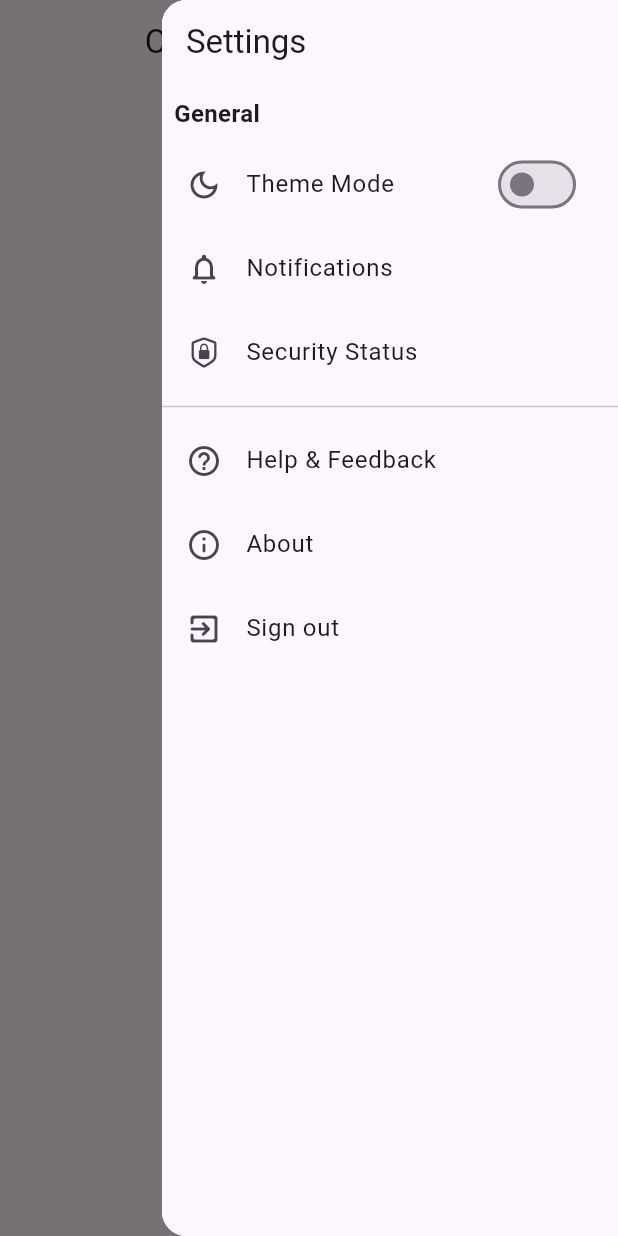
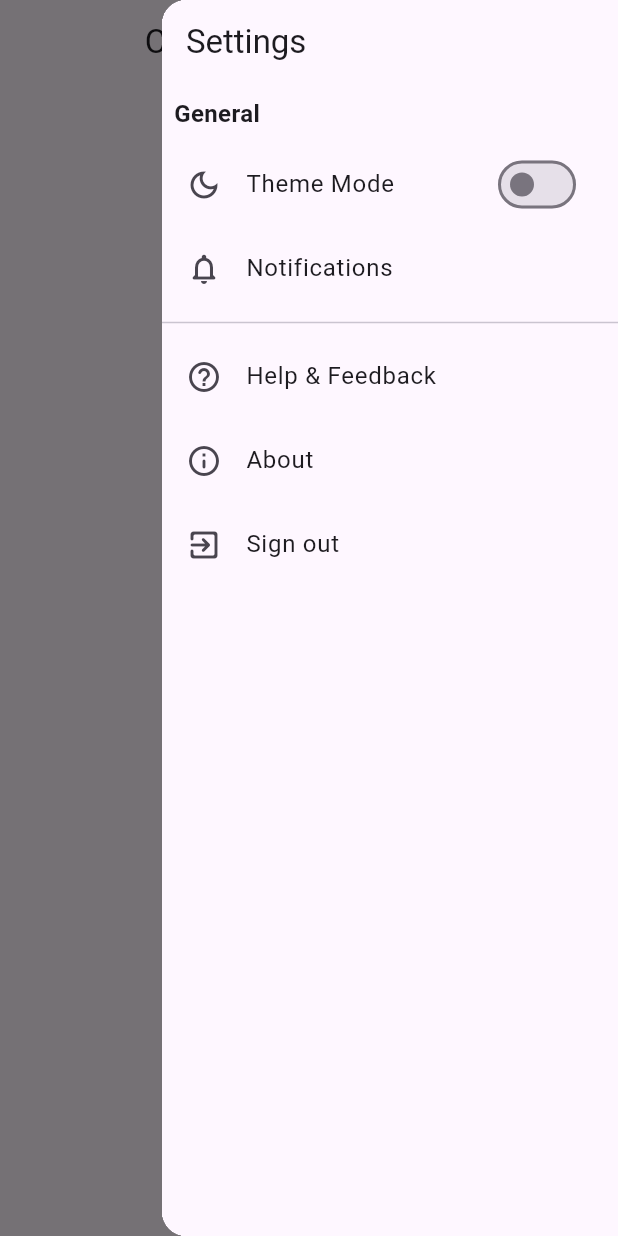
Before and after one commit to ErrorUnknown55/caribbean_food_group_game, a Flutter app: the screen it shows after launch, after a tap on the "menu" icon, on a phone screen of 412 x 824 dp. Run offline on Flutter 3.47's test engine with Material 3 defaults, Android fonts, the phone set to English and light mode, and no system bars.

Commit message:
Set up different files

```diff
--- a/lib/scr/app.dart
+++ b/lib/app.dart
@@ -21,7 +21,7 @@ class MyApp extends StatelessWidget {
                 case HomePage.routeName:
                   return const HomePage();
                 case SettingsView.routeName:
-                  return SettingsView();
+                  return const SettingsView();
                 default:
                   return const HomePage();
               }
--- a/lib/main.dart
+++ b/lib/main.dart
@@ -1,4 +1,4 @@
-import 'package:caribbean_food_group_game/scr/app.dart';
+import 'package:caribbean_food_group_game/app.dart';
 import 'package:flutter/material.dart';
 
 void main() async{
--- a/lib/scr/home_feature/homePage.dart
+++ b/lib/scr/home_feature/homePage.dart
@@ -13,7 +13,7 @@ class HomePage extends StatelessWidget {
           centerTitle: true,
           title: const Text('Caribbean Food Group'),
         ),
-        endDrawer: const Drawer(child: SettingsView(),),
+        endDrawer: const Drawer(child: SettingsView()),
       ),
     );
   }
--- a/lib/scr/setting_feature/setting_view.dart
+++ b/lib/scr/setting_feature/setting_view.dart
@@ -43,9 +43,6 @@ class _SettingsViewState extends State<SettingsView> {
                     const _CustomListTile(
                         title: "Notifications",
                         icon: Icons.notifications_none_rounded),
-                    const _CustomListTile(
-                        title: "Security Status",
-                        icon: CupertinoIcons.lock_shield),
                   ],
                 ),
                 const Divider(),
```
Also changed, not shown: lib/service/setting_service.dart (deleted, +0 -17 lines), lib/util/theme.dart (added), 1 other file.
